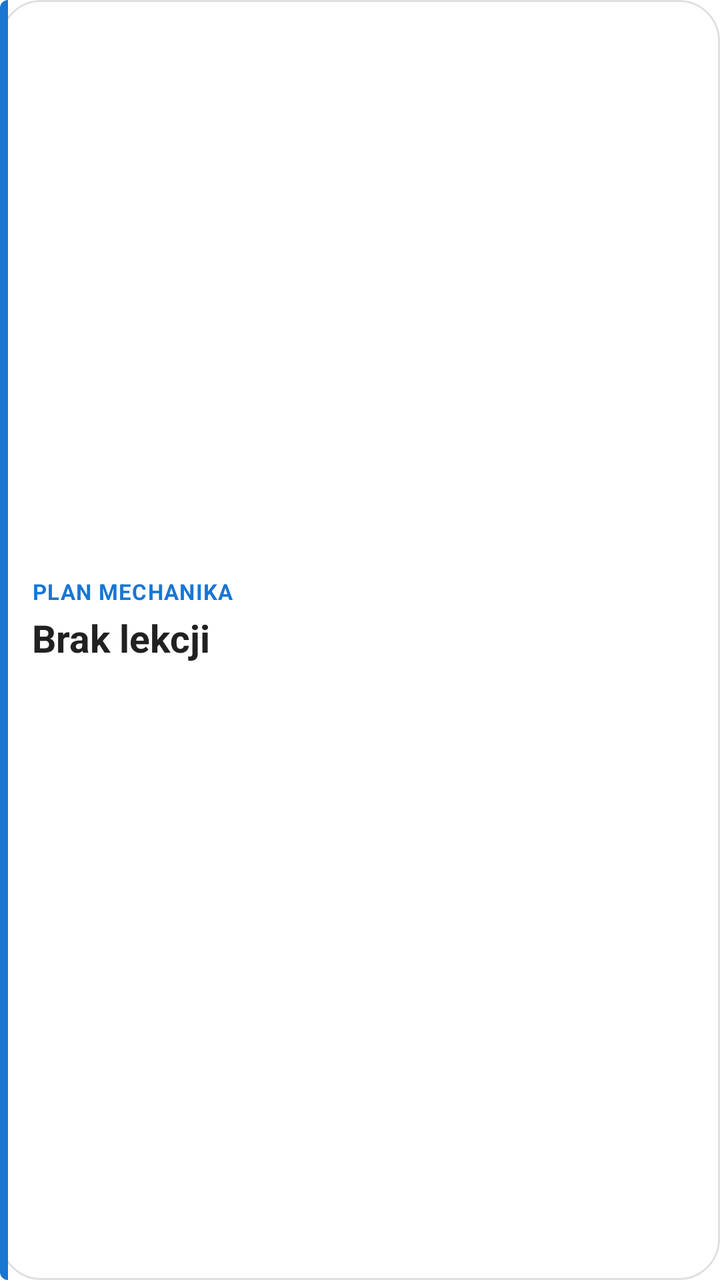
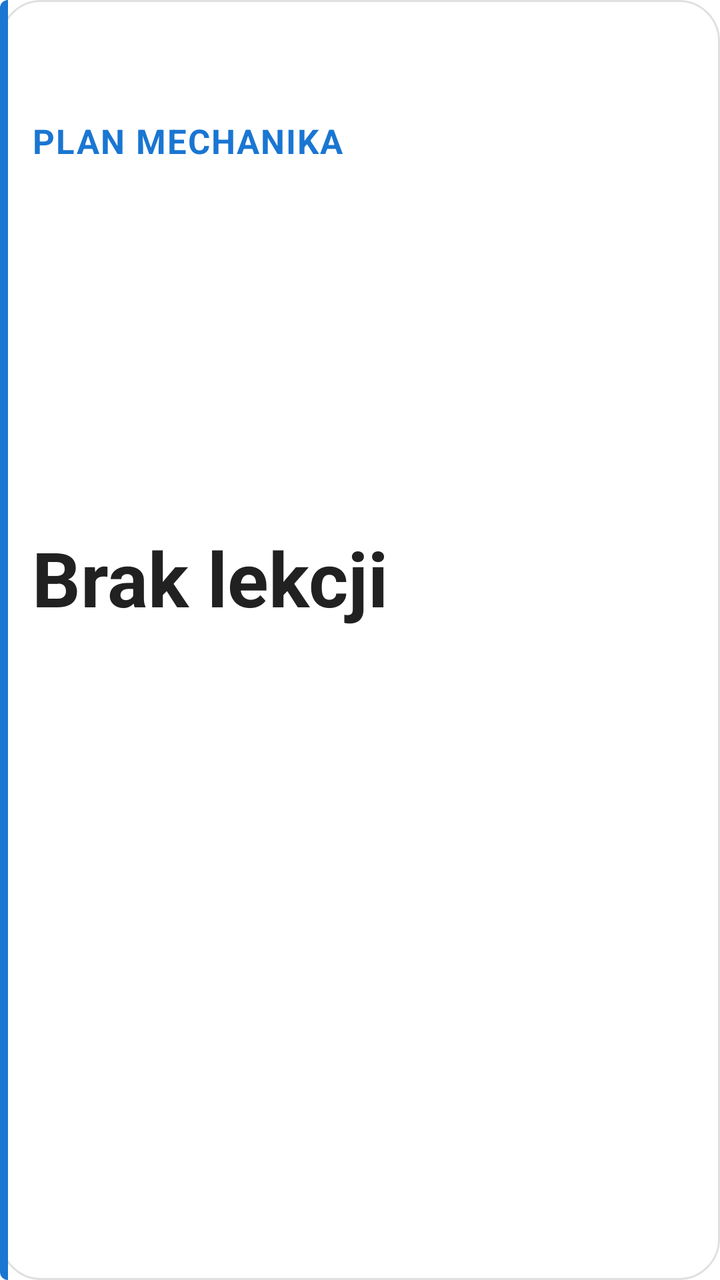

Screens rendered from an Android XML layout before and after an edit, with the pre-edit source and the edit as a unified diff.
<!-- AndroidManifest.xml: fallback theme Theme.MaterialComponents.DayNight.NoActionBar -->
<!-- res/layout/timetable_widget_layout.xml -->
<?xml version="1.0" encoding="utf-8"?>
<LinearLayout xmlns:android="http://schemas.android.com/apk/res/android"
    android:id="@+id/widget_root"
    android:layout_width="match_parent"
    android:layout_height="match_parent"
    android:orientation="horizontal"
    android:background="@drawable/widget_background">

    
    <FrameLayout
        android:layout_width="4dp"
        android:layout_height="match_parent"
        android:background="@drawable/widget_accent_bar" />

    
    <LinearLayout
        android:layout_width="0dp"
        android:layout_height="match_parent"
        android:layout_weight="1"
        android:orientation="vertical"
        android:gravity="center_vertical"
        android:paddingStart="12dp"
        android:paddingEnd="14dp"
        android:paddingTop="10dp"
        android:paddingBottom="10dp">

        <TextView
            android:id="@+id/widget_status"
            android:layout_width="wrap_content"
            android:layout_height="wrap_content"
            android:text="Plan Mechanika"
            android:textSize="11sp"
            android:textStyle="bold"
            android:textAllCaps="true"
            android:letterSpacing="0.04"
            android:textColor="@color/widget_accent" />

        <TextView
            android:id="@+id/widget_subject"
            android:layout_width="match_parent"
            android:layout_height="wrap_content"
            android:layout_marginTop="3dp"
            android:text="Brak lekcji"
            android:textSize="19sp"
            android:textStyle="bold"
            android:textColor="@color/widget_subject"
            android:maxLines="2"
            android:ellipsize="end" />

        <TextView
            android:id="@+id/widget_details"
            android:layout_width="match_parent"
            android:layout_height="wrap_content"
            android:layout_marginTop="2dp"
            android:text=""
            android:textSize="13sp"
            android:textColor="@color/widget_details"
            android:maxLines="1"
            android:ellipsize="end" />

    </LinearLayout>

</LinearLayout>
<!-- resources referenced by this layout -->
<resources>
  <color name="widget_accent">#1976D2</color>
  <color name="widget_details">#FF757575</color>
  <color name="widget_subject">#FF212121</color>
  <!-- drawable widget_accent_bar (drawable) -->
  <?xml version="1.0" encoding="utf-8"?>
  <shape xmlns:android="http://schemas.android.com/apk/res/android" android:shape="rectangle">
      <solid android:color="@color/widget_accent" />
      <corners
          android:topLeftRadius="20dp"
          android:bottomLeftRadius="20dp"
          android:topRightRadius="0dp"
          android:bottomRightRadius="0dp" />
  </shape>
  <!-- drawable widget_background (drawable) -->
  <?xml version="1.0" encoding="utf-8"?>
  <shape xmlns:android="http://schemas.android.com/apk/res/android" android:shape="rectangle">
      <solid android:color="@color/widget_background" />
      <stroke android:width="1dp" android:color="@color/widget_border" />
      <corners android:radius="20dp" />
  </shape>
  <color name="widget_background">#FFFFFFFF</color>
  <color name="widget_border">#1F000000</color>
</resources>

<!-- the commit's change to res/layout/timetable_widget_layout.xml (unified diff, before → after) -->
@@ -18,45 +18,58 @@
         android:layout_height="match_parent"
         android:layout_weight="1"
         android:orientation="vertical"
-        android:gravity="center_vertical"
         android:paddingStart="12dp"
         android:paddingEnd="14dp"
-        android:paddingTop="10dp"
-        android:paddingBottom="10dp">
+        android:paddingTop="8dp"
+        android:paddingBottom="8dp">
 
         <TextView
             android:id="@+id/widget_status"
-            android:layout_width="wrap_content"
-            android:layout_height="wrap_content"
+            android:layout_width="match_parent"
+            android:layout_height="0dp"
+            android:layout_weight="2"
+            android:gravity="center_vertical"
             android:text="Plan Mechanika"
-            android:textSize="11sp"
+            android:textSize="13sp"
             android:textStyle="bold"
             android:textAllCaps="true"
             android:letterSpacing="0.04"
+            android:maxLines="1"
+            android:autoSizeTextType="uniform"
+            android:autoSizeMinTextSize="11sp"
+            android:autoSizeMaxTextSize="17sp"
             android:textColor="@color/widget_accent" />
 
         <TextView
             android:id="@+id/widget_subject"
             android:layout_width="match_parent"
-            android:layout_height="wrap_content"
-            android:layout_marginTop="3dp"
+            android:layout_height="0dp"
+            android:layout_weight="5"
+            android:gravity="center_vertical"
             android:text="Brak lekcji"
-            android:textSize="19sp"
+            android:textSize="24sp"
             android:textStyle="bold"
             android:textColor="@color/widget_subject"
             android:maxLines="2"
-            android:ellipsize="end" />
+            android:ellipsize="end"
+            android:autoSizeTextType="uniform"
+            android:autoSizeMinTextSize="18sp"
+            android:autoSizeMaxTextSize="38sp" />
 
         <TextView
             android:id="@+id/widget_details"
             android:layout_width="match_parent"
-            android:layout_height="wrap_content"
-            android:layout_marginTop="2dp"
+            android:layout_height="0dp"
+            android:layout_weight="3"
+            android:gravity="center_vertical"
             android:text=""
-            android:textSize="13sp"
+            android:textSize="16sp"
             android:textColor="@color/widget_details"
             android:maxLines="1"
-            android:ellipsize="end" />
+            android:ellipsize="end"
+            android:autoSizeTextType="uniform"
+            android:autoSizeMinTextSize="13sp"
+            android:autoSizeMaxTextSize="24sp" />
 
     </LinearLayout>
 
